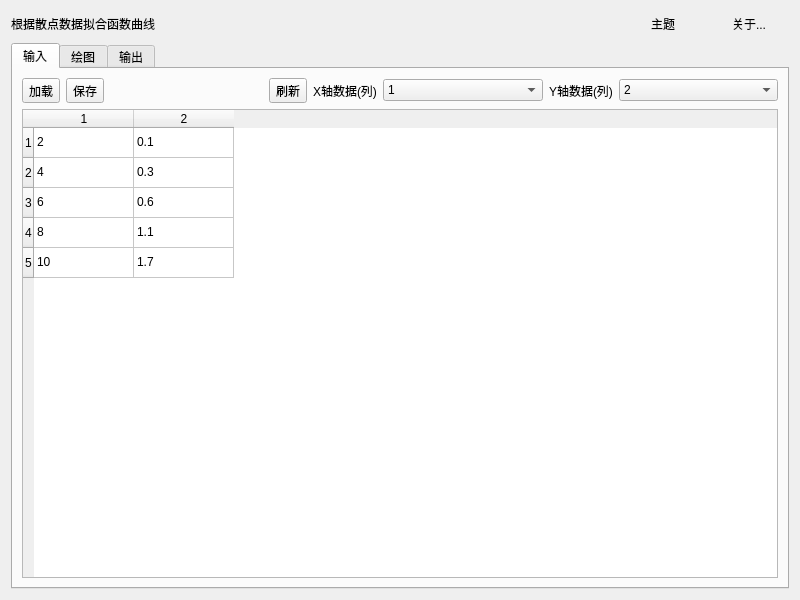
Old version of the form pycff/form.ui in the repository AndrewMoa2005/PyCFF.
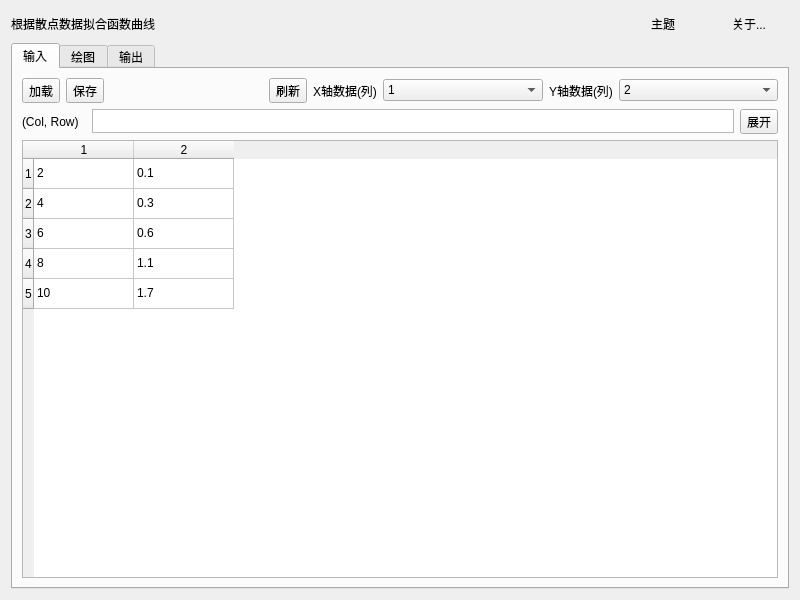
New version of the form. The open tabs and pages were chosen to show the change. Icons and pictures are not drawn. Custom widgets are drawn as their Qt base class.

Commit message: Added input entry to input table

What changed in the file:
```diff
--- a/pycff/form.ui
+++ b/pycff/form.ui
@@ -87,6 +87,9 @@
        <string>输入</string>
       </attribute>
       <layout class="QVBoxLayout" name="verticalLayout_3">
+       <property name="sizeConstraint">
+        <enum>QLayout::SizeConstraint::SetDefaultConstraint</enum>
+       </property>
        <item>
         <layout class="QHBoxLayout" name="hhbox">
          <item>
@@ -206,6 +209,89 @@
          </item>
         </layout>
        </item>
+       <item>
+        <layout class="QHBoxLayout" name="horizontalLayout_6">
+         <property name="sizeConstraint">
+          <enum>QLayout::SizeConstraint::SetDefaultConstraint</enum>
+         </property>
+         <item>
+          <widget class="QLabel" name="inputLabel">
+           <property name="minimumSize">
+            <size>
+             <width>64</width>
+             <height>0</height>
+            </size>
+           </property>
+           <property name="toolTip">
+            <string>输入单元格坐标</string>
+           </property>
+           <property name="text">
+            <string notr="true">(Col, Row)</string>
+           </property>
+          </widget>
+         </item>
+         <item>
+          <widget class="QTextEdit" name="inputEdit">
+           <property name="sizePolicy">
+            <sizepolicy hsizetype="Expanding" vsizetype="Preferred">
+             <horstretch>0</horstretch>
+             <verstretch>0</verstretch>
+            </sizepolicy>
+           </property>
+           <property name="maximumSize">
+            <size>
+             <width>16777215</width>
+             <height>24</height>
+            </size>
+           </property>
+           <property name="toolTip">
+            <string>输入框</string>
+           </property>
+           <property name="lineWrapMode">
+            <enum>QTextEdit::LineWrapMode::NoWrap</enum>
+           </property>
+           <property name="html">
+            <string notr="true">&lt;!DOCTYPE HTML PUBLIC &quot;-//W3C//DTD HTML 4.0//EN&quot; &quot;http://www.w3.org/TR/REC-html40/strict.dtd&quot;&gt;
+&lt;html&gt;&lt;head&gt;&lt;meta name=&quot;qrichtext&quot; content=&quot;1&quot; /&gt;&lt;meta charset=&quot;utf-8&quot; /&gt;&lt;style type=&quot;text/css&quot;&gt;
+p, li { white-space: pre-wrap; }
+hr { height: 1px; border-width: 0; }
+li.unchecked::marker { content: &quot;\2610&quot;; }
+li.checked::marker { content: &quot;\2612&quot;; }
+&lt;/style&gt;&lt;/head&gt;&lt;body style=&quot; font-family:'Microsoft YaHei UI'; font-size:9pt; font-weight:400; font-style:normal;&quot;&gt;
+&lt;p style=&quot;-qt-paragraph-type:empty; margin-top:0px; margin-bottom:0px; margin-left:0px; margin-right:0px; -qt-block-indent:0; text-indent:0px;&quot;&gt;&lt;br /&gt;&lt;/p&gt;&lt;/body&gt;&lt;/html&gt;</string>
+           </property>
+          </widget>
+         </item>
+         <item>
+          <widget class="QToolButton" name="inputBtn">
+           <property name="sizePolicy">
+            <sizepolicy hsizetype="Fixed" vsizetype="Preferred">
+             <horstretch>0</horstretch>
+             <verstretch>0</verstretch>
+            </sizepolicy>
+           </property>
+           <property name="maximumSize">
+            <size>
+             <width>16777215</width>
+             <height>16777215</height>
+            </size>
+           </property>
+           <property name="toolTip">
+            <string>展开输入框</string>
+           </property>
+           <property name="text">
+            <string>展开</string>
+           </property>
+           <property name="icon">
+            <iconset theme="QIcon::ThemeIcon::GoDown"/>
+           </property>
+           <property name="checkable">
+            <bool>true</bool>
+           </property>
+          </widget>
+         </item>
+        </layout>
+       </item>
        <item>
         <widget class="CleverTableWidget" name="inputTable">
          <row/>
```
Left out of the diff: 5 changed lines with no effect on the pictures. The commit also changes 3 other files.
